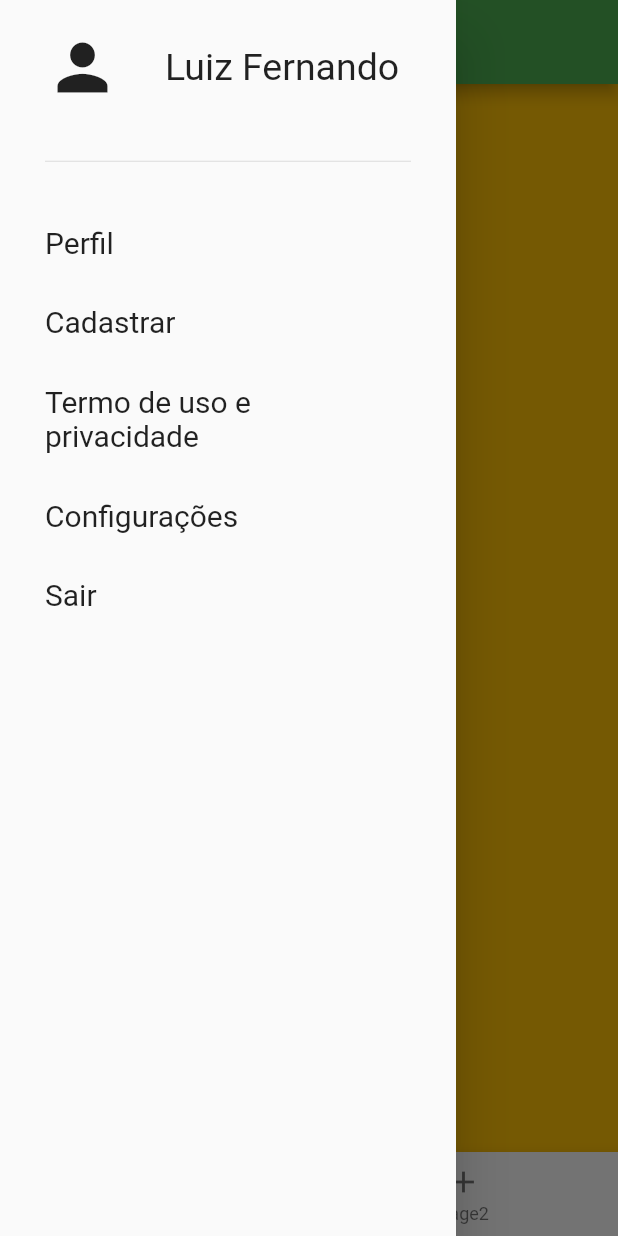
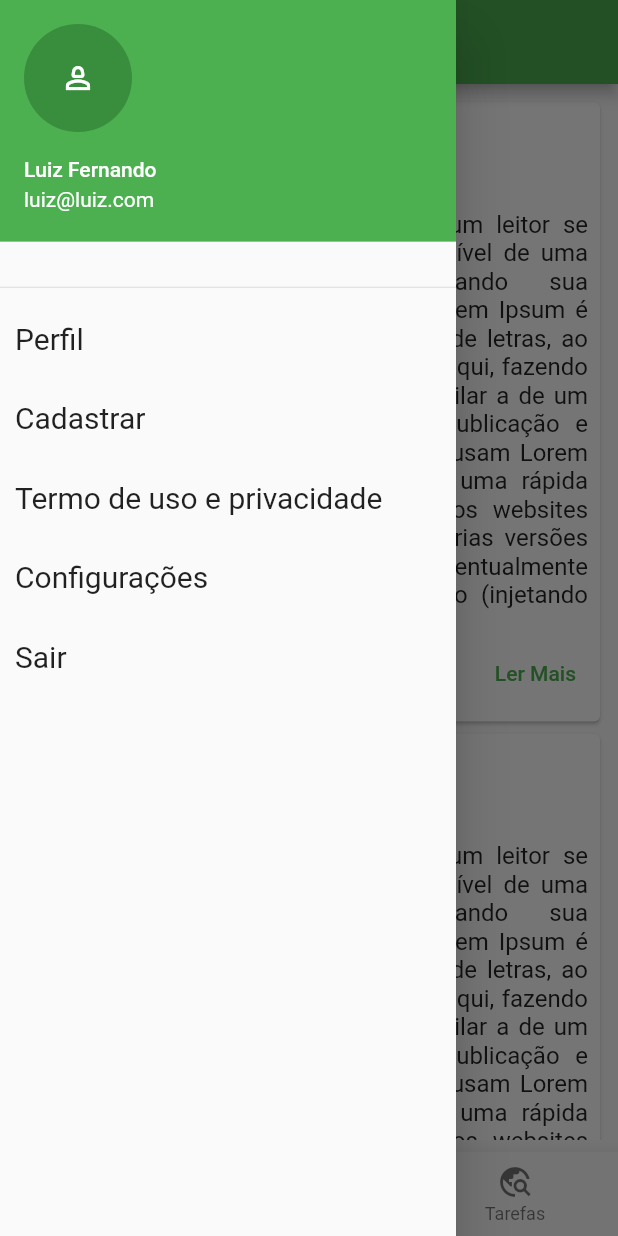
Before and after one commit to lfop-alt/Projetos-Flutter-DIO, a Flutter app: the MainPage screen opened directly, with the side drawer open, on a phone screen of 412 x 824 dp. Run offline on Flutter 3.47's test engine with Material 2 defaults, Android fonts, the phone set to English and light mode, and no system bars; our stand-ins replace google_fonts; network calls fail; Roboto replaces fonts that are missing (Acme).

Commit message:
Navegação e Widgets em Flutter

```diff
--- /dev/null
+++ b/trilhaapp/lib/model/tarefas.dart
@@ -0,0 +1,19 @@
+import 'package:flutter/widgets.dart';
+
+class Tarefas {
+  final String _id = UniqueKey().toString();
+  String _descricao = "";
+  bool _concluido = false;
+
+  Tarefas(this._descricao, this._concluido);
+
+  String get id => _id;
+
+  String get descricao => _descricao;
+
+  set descricao(String descricao) => _descricao = descricao;
+
+  bool get concluido => _concluido;
+
+  set concluido(bool concluido) => _concluido = concluido;
+}
--- /dev/null
+++ b/trilhaapp/lib/pages/card_page.dart
@@ -0,0 +1,141 @@
+import 'package:flutter/material.dart';
+
+class CardPage extends StatefulWidget {
+  const CardPage({super.key});
+
+  @override
+  State<CardPage> createState() => _CardPageState();
+}
+
+class _CardPageState extends State<CardPage> {
+  @override
+  Widget build(BuildContext context) {
+    return Container(
+      margin: const EdgeInsets.all(8),
+      child: ListView(
+        children: [
+          Card(
+            child: Padding(
+              padding: const EdgeInsets.all(8.0),
+              child: Column(
+                children: [
+                  const Row(
+                    children: [
+                      Icon(
+                        Icons.person_2,
+                        size: 64,
+                      ),
+                      Text(
+                        "Meu card",
+                        style: TextStyle(
+                            fontSize: 16, fontWeight: FontWeight.w700),
+                      )
+                    ],
+                  ),
+                  const Text(
+                    "É um fato conhecido de todos que um leitor se distrairá com o conteúdo de texto legível de uma página quando estiver examinando sua diagramação. A vantagem de usar Lorem Ipsum é que ele tem uma distribuição normal de letras, ao contrário de Conteúdo aqui, conteúdo aqui, fazendo com que ele tenha uma aparência similar a de um texto legível. Muitos softwares de publicação e editores de páginas na internet agora usam Lorem Ipsum como texto-modelo padrão, e uma rápida busca por 'lorem ipsum' mostra vários websites ainda em sua fase de construção. Várias versões novas surgiram ao longo dos anos, eventualmente por acidente, e às vezes de propósito (injetando humor, e coisas do gênero).",
+                    style: TextStyle(
+                      fontSize: 16,
+                    ),
+                    textAlign: TextAlign.justify,
+                  ),
+                  Container(
+                    width: double.infinity,
+                    alignment: Alignment.centerRight,
+                    child: TextButton(
+                      onPressed: () {},
+                      child: const Text(
+                        "Ler Mais",
+                        textAlign: TextAlign.right,
+                      ),
+                    ),
+                  )
+                ],
+              ),
+            ),
+          ),
+          Card(
+            child: Padding(
+              padding: const EdgeInsets.all(8.0),
+              child: Column(
+                children: [
+                  const Row(
+                    children: [
+                      Icon(
+                        Icons.person_2,
+                        size: 64,
+                      ),
+                      Text(
+                        "Meu card",
+                        style: TextStyle(
+                            fontSize: 16, fontWeight: FontWeight.w700),
+                      )
+                    ],
+                  ),
+                  const Text(
+                    "É um fato conhecido de todos que um leitor se distrairá com o conteúdo de texto legível de uma página quando estiver examinando sua diagramação. A vantagem de usar Lorem Ipsum é que ele tem uma distribuição normal de letras, ao contrário de Conteúdo aqui, conteúdo aqui, fazendo com que ele tenha uma aparência similar a de um texto legível. Muitos softwares de publicação e editores de páginas na internet agora usam Lorem Ipsum como texto-modelo padrão, e uma rápida busca por 'lorem ipsum' mostra vários websites ainda em sua fase de construção. Várias versões novas surgiram ao longo dos anos, eventualmente por acidente, e às vezes de propósito (injetando humor, e coisas do gênero).",
+                    style: TextStyle(
+                      fontSize: 16,
+                    ),
+                    textAlign: TextAlign.justify,
+                  ),
+                  Container(
+                    width: double.infinity,
+                    alignment: Alignment.centerRight,
+                    child: TextButton(
+                      onPressed: () {},
+                      child: const Text(
+                        "Ler Mais",
+                        textAlign: TextAlign.right,
+                      ),
+                    ),
+                  )
+                ],
+              ),
+            ),
+          ),
+          Card(
+            child: Padding(
+              padding: const EdgeInsets.all(8.0),
+              child: Column(
+                children: [
+                  const Row(
+                    children: [
+                      Icon(
+                        Icons.person_2,
+                        size: 64,
+                      ),
+                      Text(
+                        "Meu card",
+                        style: TextStyle(
+                            fontSize: 16, fontWeight: FontWeight.w700),
+                      )
+                    ],
+                  ),
+                  const Text(
+                    "É um fato conhecido de todos que um leitor se distrairá com o conteúdo de texto legível de uma página quando estiver examinando sua diagramação. A vantagem de usar Lorem Ipsum é que ele tem uma distribuição normal de letras, ao contrário de Conteúdo aqui, conteúdo aqui, fazendo com que ele tenha uma aparência similar a de um texto legível. Muitos softwares de publicação e editores de páginas na internet agora usam Lorem Ipsum como texto-modelo padrão, e uma rápida busca por 'lorem ipsum' mostra vários websites ainda em sua fase de construção. Várias versões novas surgiram ao longo dos anos, eventualmente por acidente, e às vezes de propósito (injetando humor, e coisas do gênero).",
+                    style: TextStyle(
+                      fontSize: 16,
+                    ),
+                    textAlign: TextAlign.justify,
+                  ),
+                  Container(
+                    width: double.infinity,
+                    alignment: Alignment.centerRight,
+                    child: TextButton(
+                      onPressed: () {},
+                      child: const Text(
+                        "Ler Mais",
+                        textAlign: TextAlign.right,
+                      ),
+                    ),
+                  )
+                ],
+              ),
+            ),
+          )
+        ],
+      ),
+    );
+  }
+}
--- a/trilhaapp/lib/pages/main_page.dart
+++ b/trilhaapp/lib/pages/main_page.dart
@@ -1,10 +1,9 @@
-import 'package:flutter/cupertino.dart';
 import 'package:flutter/material.dart';
-import 'package:trilhaapp/pages/dados_cadastrais.dart';
-import 'package:trilhaapp/pages/login_page.dart';
-import 'package:trilhaapp/pages/pagina1.dart';
+import 'package:trilhaapp/pages/card_page.dart';
 import 'package:trilhaapp/pages/pagina2.dart';
-import 'package:trilhaapp/pages/perfil_de_usuario_page.dart';
+import 'package:trilhaapp/pages/tarefas_page.dart';
+
+import '../service/shared/widget/custom_drawer.dart';
 
 class MainPage extends StatefulWidget {
   const MainPage({super.key});
@@ -21,114 +20,7 @@ class _MainPageState extends State<MainPage> {
     return SafeArea(
       child: Scaffold(
         appBar: AppBar(title: const Text("Meu App Fiis")),
-        drawer: Drawer(
-          child: Padding(
-            padding: const EdgeInsets.symmetric(vertical: 20, horizontal: 30),
-            child: Column(
-              crossAxisAlignment: CrossAxisAlignment.start,
-              children: [
-                Row(
-                  children: [
-                    InkWell(
-                      onTap: () {},
-                      child: const Icon(
-                        Icons.person,
-                        size: 50,
-                      ),
-                    ),
-                    const SizedBox(
-                      width: 30,
-                    ),
-                    const Text(
-                      "Luiz Fernando",
-                      style: TextStyle(fontSize: 25),
-                    )
-                  ],
-                ),
-                const SizedBox(
-                  height: 30,
-                ),
-                const Divider(height: 15),
-                const SizedBox(
-                  height: 20,
-                ),
-                InkWell(
-                  onTap: () {
-                    Navigator.pop(context);
-                    Navigator.push(
-                        context,
-                        CupertinoPageRoute(
-                            builder: (context) => const perfilDeUsuarioPage()));
-                  },
-                  child: Container(
-                    width: double.infinity,
-                    padding: const EdgeInsets.symmetric(vertical: 15),
-                    child: const Text(
-                      "Perfil",
-                      style: TextStyle(fontSize: 20),
-                    ),
-                  ),
-                ),
-                InkWell(
-                  onTap: () {
-                    Navigator.pop(context);
-                    Navigator.push(
-                      context,
-                      CupertinoPageRoute(
-                        builder: (context) => const DadosCadastraisPage(),
-                      ),
-                    );
-                  },
-                  child: Container(
-                    width: double.infinity,
-                    padding: const EdgeInsets.symmetric(vertical: 15),
-                    child: const Text(
-                      "Cadastrar",
-                      style: TextStyle(fontSize: 20),
-                    ),
-                  ),
-                ),
-                InkWell(
-                    onTap: () {},
-                    child: Container(
-                      width: double.infinity,
-                      padding: const EdgeInsets.symmetric(vertical: 15),
-                      child: const Text("Termo de uso e privacidade",
-                          style: TextStyle(fontSize: 20)),
-                    )),
-                InkWell(
-                  onTap: () {},
-                  child: Container(
-                    width: double.infinity,
-                    padding: const EdgeInsets.symmetric(vertical: 15),
-                    child: const Text(
-                      "Configurações",
-                      style: TextStyle(fontSize: 20),
-                    ),
-                  ),
-                ),
-                InkWell(
-                  onTap: () {
-                    Navigator.push(
-                      context,
-                      MaterialPageRoute(
-                        builder: (context) => const LoginPage(),
-                      ),
-                    );
-                  },
-                  child: Container(
-                    width: double.infinity,
-                    padding: const EdgeInsets.symmetric(vertical: 15),
-                    child: const Text(
-                      "Sair",
-                      style: TextStyle(fontSize: 20),
-                    ),
-                  ),
-                ),
-              ],
-            ),
-          ),
-        ),
+        drawer: const CustonDrawer(),
         body: Column(
           children: [
             Expanded(
@@ -140,7 +32,7 @@ class _MainPageState extends State<MainPage> {
                   });
                 },
                 // scrollDirection: Axis.vertical,
-                children: const [Pagina1Page(), Pagina2Page()],
+                children: const [CardPage(), Pagina2Page(), TarefasPage()],
               ),
             ),
             BottomNavigationBar(
@@ -151,7 +43,11 @@ class _MainPageState extends State<MainPage> {
                 items: const [
                   BottomNavigationBarItem(
                       label: "Page1", icon: Icon(Icons.home)),
-                  BottomNavigationBarItem(label: "Page2", icon: Icon(Icons.add))
+                  BottomNavigationBarItem(
+                      label: "Page2", icon: Icon(Icons.add)),
+                  BottomNavigationBarItem(
+                      label: "Tarefas",
+                      icon: Icon(Icons.travel_explore_outlined))
                 ])
           ],
         ),
--- a/trilhaapp/lib/pages/pagina1.dart
+++ /dev/null
@@ -1,17 +0,0 @@
-import 'package:flutter/material.dart';
-
-class Pagina1Page extends StatefulWidget {
-  const Pagina1Page({super.key});
-
-  @override
-  State<Pagina1Page> createState() => _Pagina1PageState();
-}
-
-class _Pagina1PageState extends State<Pagina1Page> {
-  @override
-  Widget build(BuildContext context) {
-    return Container(
-      color: Colors.amber,
-    );
-  }
-}
--- /dev/null
+++ b/trilhaapp/lib/repositories/tarefa_repository.dart
@@ -0,0 +1,40 @@
+import 'package:trilhaapp/model/tarefas.dart';
+
+class TarefaRepository {
+  final List<Tarefas> _tarefas = [];
+
+  Future<void> adicionar(Tarefas tarefa) async {
+    await Future.delayed(
+      const Duration(milliseconds: 100),
+    );
+    _tarefas.add(tarefa);
+  }
+
+  Future<void> alterar(String id, bool concluido) async {
+    await Future.delayed(
+      const Duration(milliseconds: 100),
+    );
+    _tarefas.where((element) => element.id == id).first.concluido = concluido;
+  }
+
+  Future<List<Tarefas>> listarTarefas() async {
+    await Future.delayed(
+      const Duration(milliseconds: 100),
+    );
+    return _tarefas;
+  }
+
+  Future<List<Tarefas>> listarTarefasNaoConcluidas() async {
+    await Future.delayed(
+      const Duration(milliseconds: 100),
+    );
+    return _tarefas.where((element) => element.concluido).toList();
+  }
+
+  Future<void> removeTarefas(String id) async {
+    await Future.delayed(
+      const Duration(milliseconds: 100),
+    );
+    _tarefas.remove(_tarefas.where((element) => element.id == id).first);
+  }
+}
--- /dev/null
+++ b/trilhaapp/lib/service/shared/widget/custom_drawer.dart
@@ -0,0 +1,189 @@
+import 'package:flutter/cupertino.dart';
+import 'package:flutter/material.dart';
+
+import '../../../pages/dados_cadastrais.dart';
+import '../../../pages/login_page.dart';
+import '../../../pages/perfil_de_usuario_page.dart';
+
+class CustonDrawer extends StatelessWidget {
+  const CustonDrawer({super.key});
+
+  @override
+  Widget build(BuildContext context) {
+    return Drawer(
+      child: Column(
+        crossAxisAlignment: CrossAxisAlignment.start,
+        children: [
+          UserAccountsDrawerHeader(
+              currentAccountPicture: InkWell(
+                onTap: () {
+                  showModalBottomSheet(
+                    shape: RoundedRectangleBorder(
+                        borderRadius: BorderRadius.circular(20)),
+                    context: context,
+                    builder: (context) {
+                      return Wrap(
+                        children: [
+                          ListTile(
+                            onTap: () {
+                              Navigator.pop(context);
+                            },
+                            title: const Text("Camera"),
+                            leading: const Icon(Icons.camera_alt_outlined),
+                          ),
+                          ListTile(
+                            onTap: () {
+                              Navigator.pop(context);
+                            },
+                            title: const Text("Galeria"),
+                            leading: const Icon(Icons.photo_album_rounded),
+                          )
+                        ],
+                      );
+                    },
+                  );
+                },
+                child: const CircleAvatar(child: Icon(Icons.person_2_outlined)),
+              ),
+              accountName: const Text("Luiz Fernando"),
+              accountEmail: const Text("luiz@luiz.com")),
+          const SizedBox(
+            height: 15,
+          ),
+          const Divider(height: 15),
+          InkWell(
+            onTap: () {
+              Navigator.pop(context);
+              Navigator.push(
+                  context,
+                  CupertinoPageRoute(
+                      builder: (context) => const perfilDeUsuarioPage()));
+            },
+            child: Container(
+              width: double.infinity,
+              padding: const EdgeInsets.symmetric(vertical: 15, horizontal: 10),
+              child: const Text(
+                "Perfil",
+                style: TextStyle(fontSize: 20),
+              ),
+            ),
+          ),
+          InkWell(
+            onTap: () {
+              Navigator.pop(context);
+              Navigator.push(
+                context,
+                CupertinoPageRoute(
+                  builder: (context) => const DadosCadastraisPage(),
+                ),
+              );
+            },
+            child: Container(
+              width: double.infinity,
+              padding: const EdgeInsets.symmetric(vertical: 15, horizontal: 10),
+              child: const Text(
+                "Cadastrar",
+                style: TextStyle(fontSize: 20),
+              ),
+            ),
+          ),
+          InkWell(
+              onTap: () {
+                showModalBottomSheet(
+                  shape: RoundedRectangleBorder(
+                      borderRadius: BorderRadius.circular(15)),
+                  context: context,
+                  builder: (context) {
+                    return const Padding(
+                      padding: EdgeInsets.all(8.0),
+                      child: Wrap(
+                        alignment: WrapAlignment.center,
+                        children: [
+                          Text(
+                            "Termo de uso e privacidade",
+                            style: TextStyle(
+                                fontSize: 20, fontWeight: FontWeight.bold),
+                            textAlign: TextAlign.center,
+                          ),
+                          SizedBox(
+                            height: 30,
+                          ),
+                          Text(
+                            "Lorem Ipsum é simplesmente uma simulação de texto da indústria tipográfica e de impressos, e vem sendo utilizado desde o século XVI, quando um impressor desconhecido pegou uma bandeja de tipos e os embaralhou para fazer um livro de modelos de tipos. Lorem Ipsum sobreviveu não só a cinco séculos, como também ao salto para a editoração eletrônica, permanecendo essencialmente inalterado. Se popularizou na década de 60, quando a Letraset lançou decalques contendo passagens de Lorem Ipsum, e mais recentemente quando passou a ser integrado a softwares de editoração eletrônica como Aldus PageMaker.",
+                            style: TextStyle(fontSize: 16),
+                            textAlign: TextAlign.justify,
+                          )
+                        ],
+                      ),
+                    );
+                  },
+                );
+              },
+              child: Container(
+                width: double.infinity,
+                padding:
+                    const EdgeInsets.symmetric(vertical: 15, horizontal: 10),
+                child: const Text("Termo de uso e privacidade",
+                    style: TextStyle(fontSize: 20)),
+              )),
+          InkWell(
+            onTap: () {},
+            child: Container(
+              width: double.infinity,
+              padding: const EdgeInsets.symmetric(vertical: 15, horizontal: 10),
+              child: const Text(
+                "Configurações",
+                style: TextStyle(fontSize: 20),
+              ),
+            ),
+          ),
+          InkWell(
+            onTap: () {
+              AlertDialog(
+                title: const Text(
+                  "Meu App",
+                  style: TextStyle(fontWeight: FontWeight.bold),
+                ),
+                content: const Wrap(
+                  children: [
+                    Text("Você esta preste a sair do aplicativo"),
+                    SizedBox(
+                      height: 10,
+                    ),
+                    Text("Deseja proceguir ?")
+                  ],
+                ),
+                actions: [
+                  TextButton(
+                    onPressed: () {
+                      Navigator.pop(context);
+                    },
+                    child: const Text("Não"),
+                  ),
+                  TextButton(
+                      onPressed: () {
+                        Navigator.push(
+                          context,
+                          MaterialPageRoute(
+                            builder: (context) => const LoginPage(),
+                          ),
+                        );
+                      },
+                      child: const Text("Sim"))
+                ],
+              );
+            },
+            child: Container(
+              width: double.infinity,
+              padding: const EdgeInsets.symmetric(vertical: 15, horizontal: 10),
+              child: const Text(
+                "Sair",
+                style: TextStyle(fontSize: 20),
+              ),
+            ),
+          ),
+        ],
+      ),
+    );
+  }
+}
--- a/trilhaapp/pubspec.yaml
+++ b/trilhaapp/pubspec.yaml
@@ -60,9 +60,8 @@ flutter:
   uses-material-design: true
 
   # To add assets to your application, add an assets section, like this:
-  # assets:
-  #   - images/a_dot_burr.jpeg
-  #   - images/a_dot_ham.jpeg
+  assets:
+    - lib/images/wallpaperflare.com_wallpaper(1).jpg
 
   # An image asset can refer to one or more resolution-specific "variants", see
   # https://flutter.dev/assets-and-images/#resolution-aware
```
Also changed, not shown: trilhaapp/lib/pages/pagina2.dart (+10 -2 lines), trilhaapp/lib/pages/tarefas_page.dart (added, +120 -0 lines), trilhaapp/lib/images/wallpaperflare.com_wallpaper(1).jpg (added).
